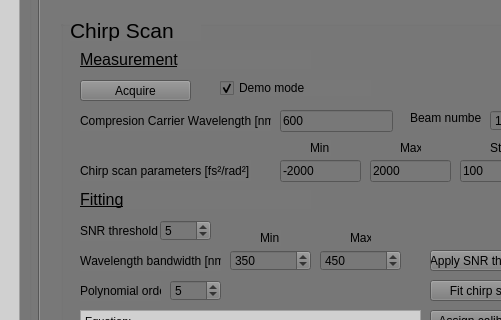
First picture: the form in src/GUI/main_GUI.ui, repository SilvaScience/colberto, before the edit; both pictures show x 277 to 778 and y 115 to 435 of the 1135 by 1002 pixel window.
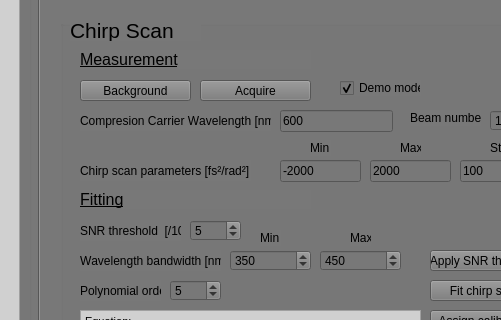
Second picture: the form after the edit. Custom widgets are drawn as their Qt base class.

The edit to the form file:
```diff
--- a/src/GUI/main_GUI.ui
+++ b/src/GUI/main_GUI.ui
@@ -1075,7 +1075,7 @@
           <widget class="QPushButton" name="Acquire_data_temp_calibration">
            <property name="geometry">
             <rect>
-             <x>20</x>
+             <x>140</x>
              <y>60</y>
              <width>111</width>
              <height>21</height>
@@ -1120,9 +1120,9 @@
           <widget class="QCheckBox" name="Chirp_calib_demo_mode_checkbox">
            <property name="geometry">
             <rect>
-             <x>160</x>
+             <x>280</x>
              <y>60</y>
-             <width>151</width>
+             <width>81</width>
              <height>16</height>
             </rect>
            </property>
@@ -1177,12 +1177,12 @@
             <rect>
              <x>20</x>
              <y>200</y>
-             <width>81</width>
+             <width>101</width>
              <height>21</height>
             </rect>
            </property>
            <property name="text">
-            <string>SNR threshold :</string>
+            <string>SNR threshold  [/10]:</string>
            </property>
           </widget>
           <widget class="QLabel" name="label_temporal_calibration_box_measurement">
@@ -1324,7 +1324,7 @@
           <widget class="QSpinBox" name="SNR_threshold_value">
            <property name="geometry">
             <rect>
-             <x>100</x>
+             <x>130</x>
              <y>200</y>
              <width>51</width>
              <height>21</height>
@@ -1407,6 +1407,19 @@
 &lt;p style=&quot; margin-top:0px; margin-bottom:0px; margin-left:0px; margin-right:0px; -qt-block-indent:0; text-indent:0px;&quot;&gt;Equation:&lt;/p&gt;&lt;/body&gt;&lt;/html&gt;</string>
            </property>
           </widget>
+          <widget class="QPushButton" name="Background_data_temp_calibration">
+           <property name="geometry">
+            <rect>
+             <x>20</x>
+             <y>60</y>
+             <width>111</width>
+             <height>21</height>
+            </rect>
+           </property>
+           <property name="text">
+            <string>Background</string>
+           </property>
+          </widget>
          </widget>
          <widget class="GraphicsLayoutWidget" name="Chirp_selection" native="true">
           <property name="enabled">
```
Left out of the diff: 2 changed lines with no effect on the pictures.
